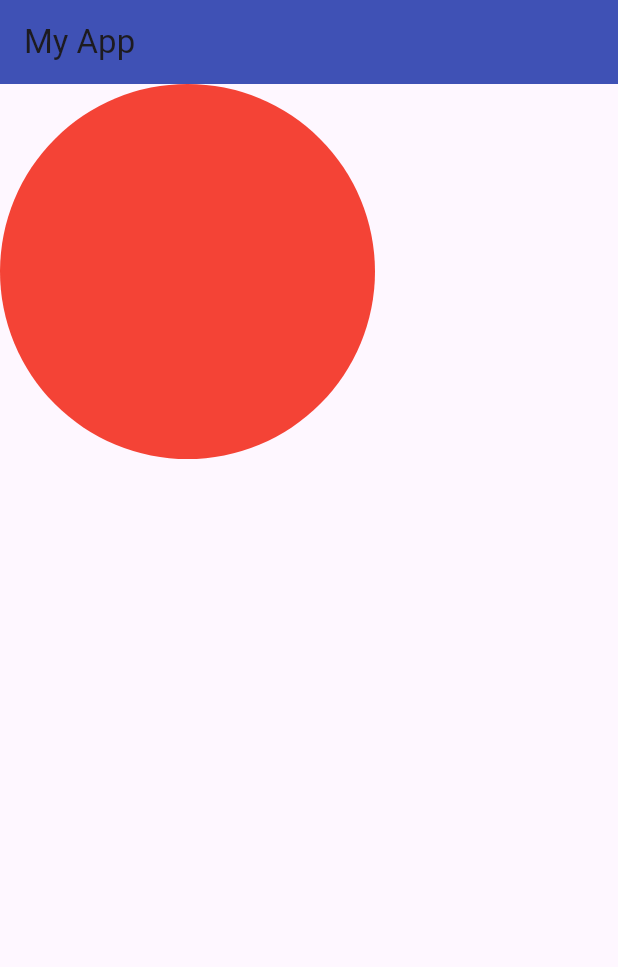
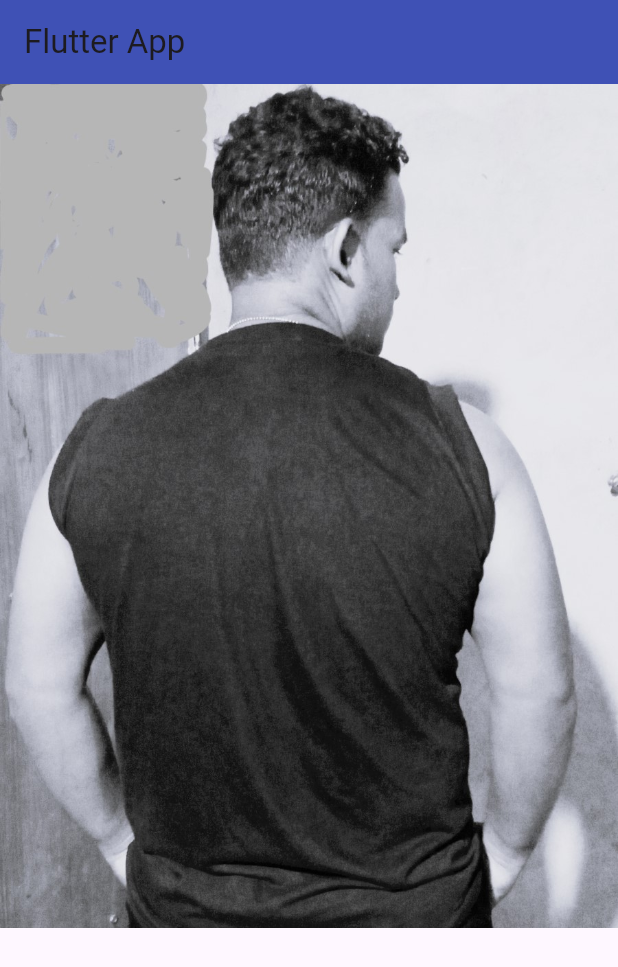
Before and after one commit to pasindu2204/Flutter_basic, a Flutter app: the screen it shows after launch, on a phone screen of 412 x 824 dp. Shown: the top 967 px of the screen. Run offline on Flutter 3.47's test engine with Material 3 defaults, Android fonts, the phone set to English and light mode, and no system bars.

Commit message:
image and assest

```diff
--- a/lib/main.dart
+++ b/lib/main.dart
@@ -13,18 +13,10 @@ class MyApp extends StatelessWidget {
       title: "my world",
       home: Scaffold(
         appBar: AppBar(
-          title: const Text('My App') ,
+          title: const Text('Flutter App') ,
           backgroundColor: Colors.indigo,
         ),
-        body: Container(
-          height: 250,
-          width: 250,
-
-          decoration: BoxDecoration(
-            borderRadius: BorderRadius.circular(1000),
-           color: Colors.red,
-          ),
-          ),
+        body: Image.asset("assests/1.jpg")
       ),
     );
   }
--- a/pubspec.yaml
+++ b/pubspec.yaml
@@ -58,9 +58,8 @@ flutter:
   uses-material-design: true
 
   # To add assets to your application, add an assets section, like this:
-  # assets:
-  #   - images/a_dot_burr.jpeg
-  #   - images/a_dot_ham.jpeg
+  assets:
+    - assests/
 
   # An image asset can refer to one or more resolution-specific "variants", see
   # https://flutter.dev/to/resolution-aware-images
```
Also changed, not shown: assests/1.jpg (added), assests/2.jpg (added), assests/3.jpg (added), 17 other files.
